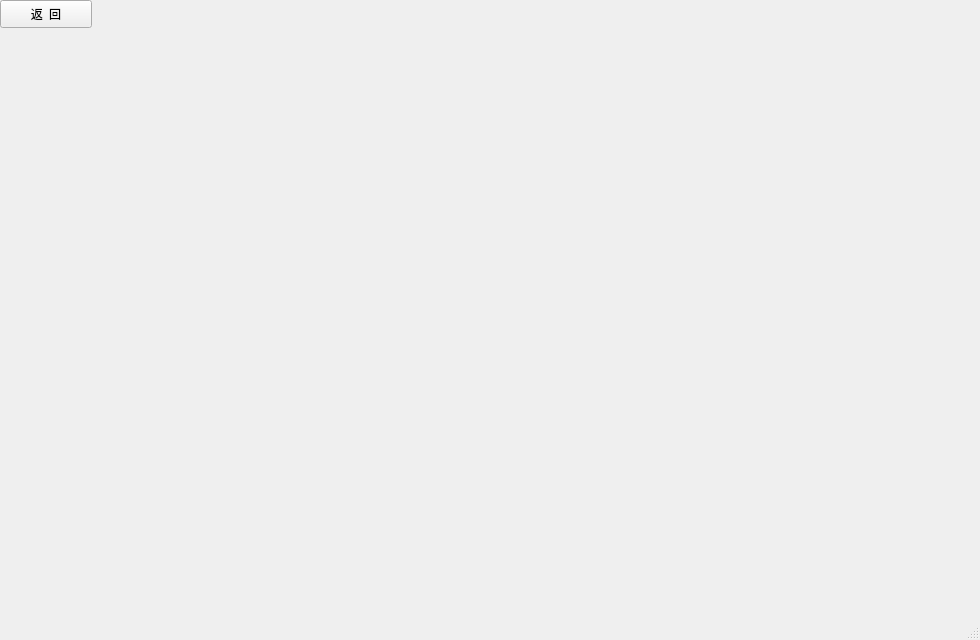
First picture: the form in clients_inspect.ui, repository QianLiii/BankManager, before the edit.
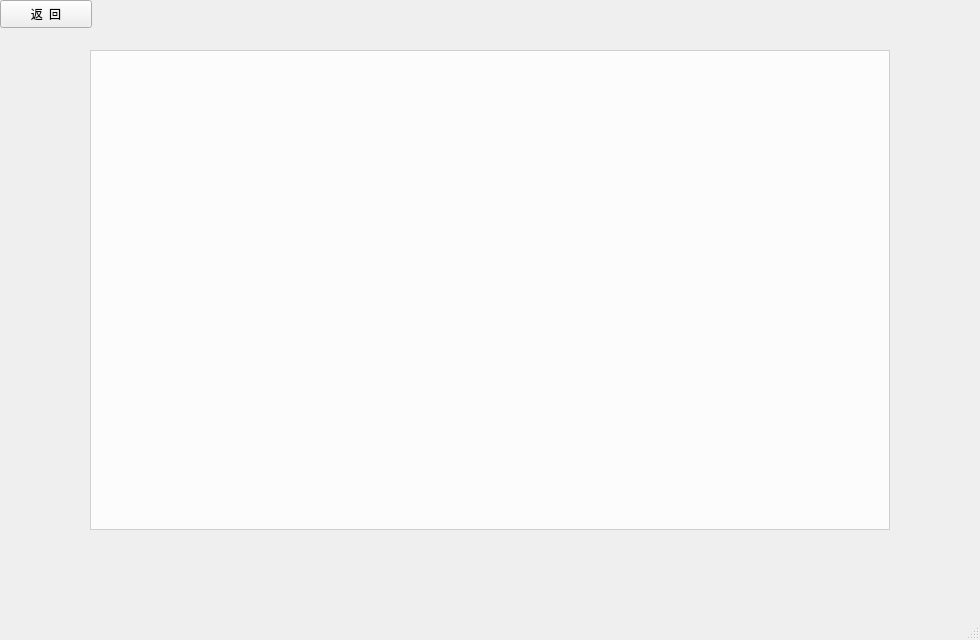
Second picture: the form after the edit.

The edit to the form file:
```diff
--- a/clients_inspect.ui
+++ b/clients_inspect.ui
@@ -35,6 +35,24 @@
      <string>返  回</string>
     </property>
    </widget>
+   <widget class="QTableView" name="tableView">
+    <property name="geometry">
+     <rect>
+      <x>90</x>
+      <y>50</y>
+      <width>800</width>
+      <height>480</height>
+     </rect>
+    </property>
+    <property name="font">
+     <font>
+      <family>微软雅黑</family>
+     </font>
+    </property>
+    <property name="styleSheet">
+     <string notr="true">background:rgba(255,255,255,200)</string>
+    </property>
+   </widget>
   </widget>
   <widget class="QMenuBar" name="menubar">
    <property name="geometry">
```
